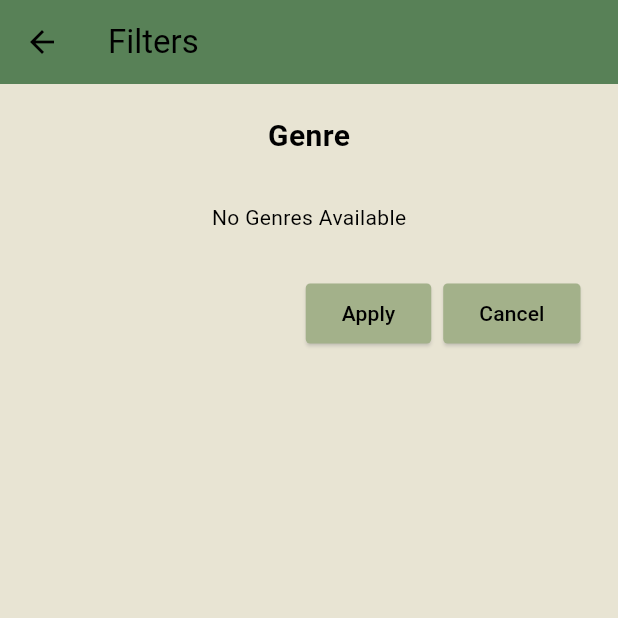
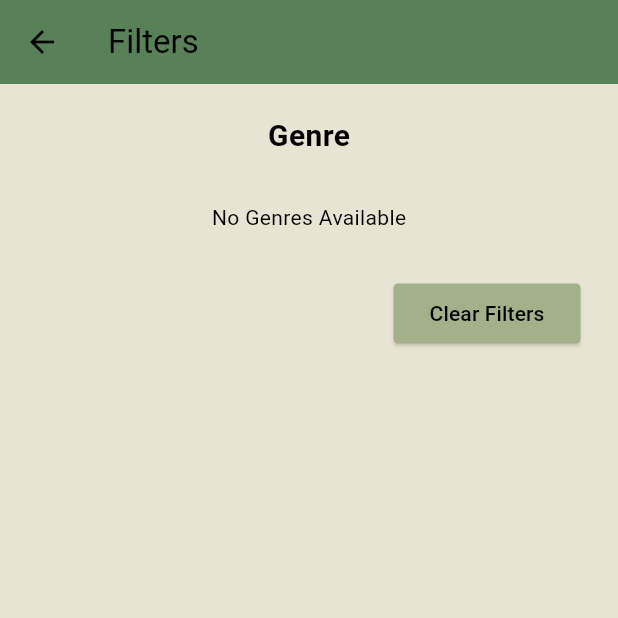
Before and after one commit to hchung2610/BookWorm, a Flutter app: the FilterPage screen opened by its route, on a phone screen of 412 x 824 dp, the top half of it. Run offline on Flutter 3.47's test engine with Material 3 defaults, Android fonts, the phone set to English and light mode, and no system bars; our stand-ins replace google_fonts, image_picker, shared_preferences; missing offline and left inert: flutter_facebook_auth; accounts and stored records are empty; network calls fail.

Commit message:
Final Version?

```diff
--- a/lib/pages/filter_page.dart
+++ b/lib/pages/filter_page.dart
@@ -43,27 +43,10 @@ class _FilterPageState extends State<FilterPage> {
                     ElevatedButton(
                       onPressed: () {
                         final library = contextLibrary.read<LibraryModel>();
-                        library.applyFilter(context);
-                      },
-                      child: Text("Apply",
-                          style: TextStyle(
-                              color: Theme.of(context).colorScheme.onError)),
-                      style: ElevatedButton.styleFrom(
-                          backgroundColor:
-                              Theme.of(context).colorScheme.primary,
-                          shape: RoundedRectangleBorder(
-                              borderRadius: BorderRadius.circular(3))),
-                    ),
-                    const SizedBox(
-                      width: 8,
-                    ),
-                    ElevatedButton(
-                      onPressed: () {
-                        final library = contextLibrary.read<LibraryModel>();
                         library.clearFilter(context);
                       },
                       child: Text(
-                        "Cancel",
+                        "Clear Filters",
                         style: TextStyle(
                             color: Theme.of(context).colorScheme.onError),
                       ),
@@ -104,10 +87,11 @@ class _GenreFilterState extends State<GenreFilter> {
                 itemBuilder: (context, index) {
                   return GenreTile(
                       name: value.genres[index][0],
-                      checked: value.genres[index][1],
+                      checked:
+                          value.filter_genres.contains(value.genres[index][0]),
                       onChanged: (val) {
                         final library = contextLibrary.read<LibraryModel>();
-                        library.checkBoxChanged(index, val);
+                        library.selectActionChip(value.genres[index][0]);
                       });
                 },
               ));
--- a/lib/theme/theme.dart
+++ b/lib/theme/theme.dart
@@ -24,7 +24,7 @@ ThemeData darkMode = ThemeData(
         tertiary: Color(0xffdad7cd),
         scrim: Color.fromARGB(255, 48, 68, 58),
         inversePrimary: Color(0xffa3b18a),
-        shadow: Color.fromARGB(0, 99, 108, 79).withOpacity(0.5),
+        shadow: Color.fromARGB(255, 32, 47, 40).withOpacity(0.5),
         onError: Colors.white,
         onSecondary: Color(0xffa3b18a),
         surface: Color(0xffa3b18a)));
```
Also changed, not shown: lib/pages/books_page.dart (+7 -12 lines), lib/util/library_model.dart (+18 -1 lines).
